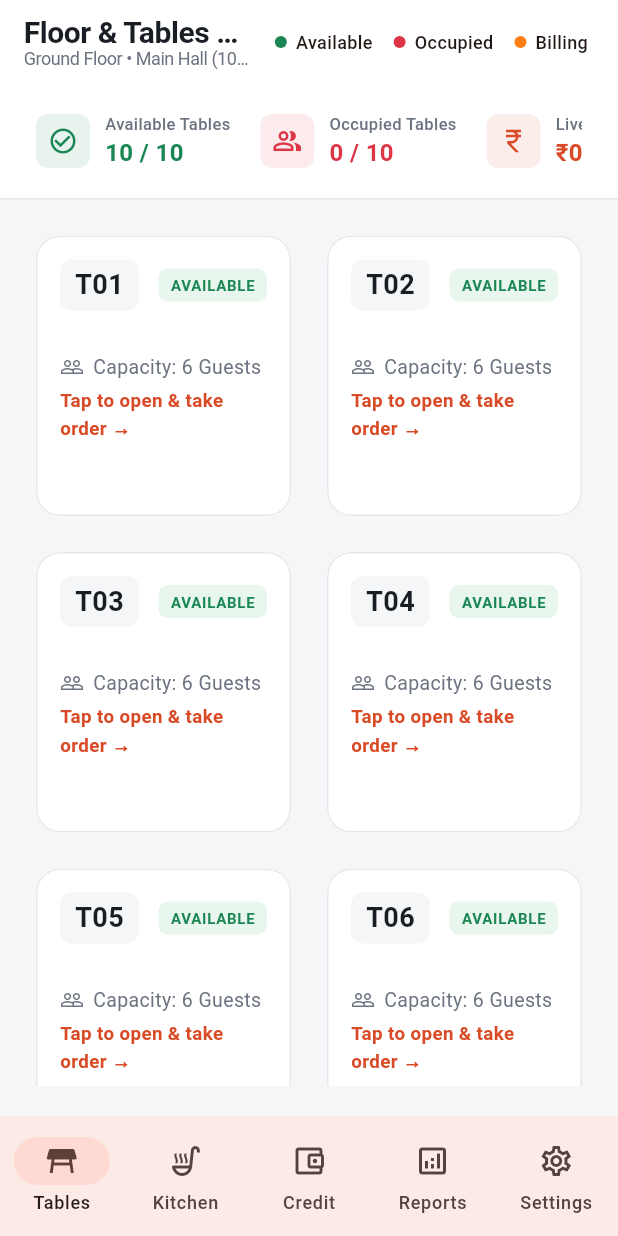
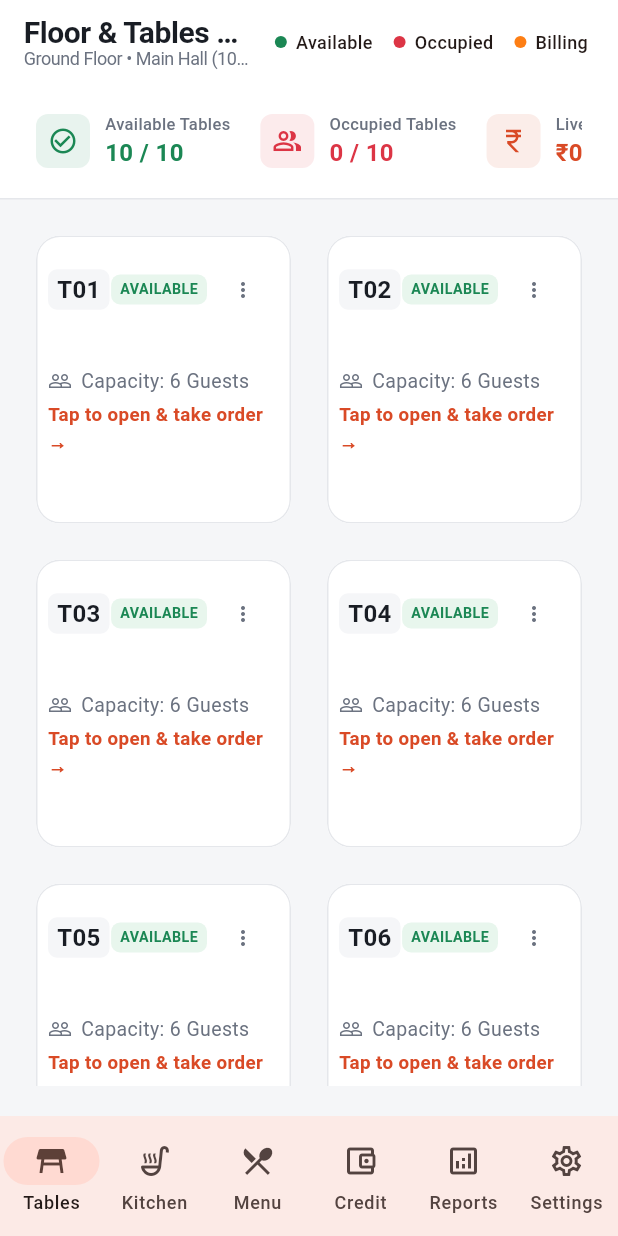
Before and after one commit to mehta-aman/mehta-restaurant, a Flutter app: the screen it shows after launch, on a phone screen of 412 x 824 dp. Run offline on Flutter 3.47's test engine with Material 3 defaults, Android fonts, the phone set to English and light mode, and no system bars; our stand-ins replace flutter_riverpod, pdf, printing.

Commit message:
feat: Dynamic menu management (add/edit/delete/stock toggle) and table lifecycle controls (turn on/off, force reset)

```diff
--- a/analysis_options.yaml
+++ b/analysis_options.yaml
@@ -15,6 +15,7 @@ analyzer:
     - android/**
     - ios/**
     - macos/**
+    - web/**
 
 linter:
   # The lint rules applied to this project can be customized in the
--- a/lib/features/tables/tables_screen.dart
+++ b/lib/features/tables/tables_screen.dart
@@ -84,7 +84,7 @@ class TablesScreen extends ConsumerWidget {
               child: GridView.builder(
                 gridDelegate: const SliverGridDelegateWithMaxCrossAxisExtent(
                   maxCrossAxisExtent: 280,
-                  mainAxisExtent: 195,
+                  mainAxisExtent: 200,
                   crossAxisSpacing: 16,
                   mainAxisSpacing: 16,
                 ),
@@ -144,6 +144,11 @@ class TablesScreen extends ConsumerWidget {
     Color statusBg;
     String statusText;
 
+    if (!table.isEnabled) {
+      statusColor = Colors.grey.shade700;
+      statusBg = Colors.grey.shade200;
+      statusText = 'DISABLED / OFF';
+    } else {
       switch (table.status) {
         case TableState.available:
           statusColor = AppColors.statusAvailable;
@@ -161,8 +166,9 @@ class TablesScreen extends ConsumerWidget {
           statusText = 'BILL PENDING';
           break;
       }
+    }
 
-    final isOccupied = table.status != TableState.available && order != null;
+    final isOccupied = table.isEnabled && table.status != TableState.available && order != null;
     final elapsedMinutes = table.openedAt != null
         ? DateTime.now().difference(table.openedAt!).inMinutes
         : 0;
@@ -174,15 +180,23 @@ class TablesScreen extends ConsumerWidget {
       shape: RoundedRectangleBorder(
         borderRadius: BorderRadius.circular(16),
         side: BorderSide(
-          color: isOccupied
+          color: !table.isEnabled
+              ? Colors.grey.shade400
+              : (isOccupied
                   ? (isLongSitting ? AppColors.accent : statusColor.withValues(alpha: 0.6))
-              : AppColors.border,
+                  : AppColors.border),
           width: isOccupied ? 1.5 : 1,
         ),
       ),
       child: InkWell(
         borderRadius: BorderRadius.circular(16),
         onTap: () {
+          if (!table.isEnabled) {
+            ScaffoldMessenger.of(context).showSnackBar(
+              SnackBar(content: Text('${table.tableNumber} is currently turned OFF. Turn it ON from the table menu.')),
+            );
+            return;
+          }
           Navigator.of(context).push(
             MaterialPageRoute(
               builder: (_) => OrderScreen(tableNumber: table.tableNumber),
@@ -190,61 +204,59 @@ class TablesScreen extends ConsumerWidget {
           );
         },
         child: Padding(
-          padding: const EdgeInsets.all(16),
+          padding: const EdgeInsets.symmetric(horizontal: 8, vertical: 12),
           child: Column(
             crossAxisAlignment: CrossAxisAlignment.start,
             mainAxisAlignment: MainAxisAlignment.spaceBetween,
             children: [
-              // Header: Table Number & Status Pill
+              // Header: Table Number & Status Pill & Context Menu
               Row(
                 mainAxisAlignment: MainAxisAlignment.spaceBetween,
                 children: [
                   Row(
+                    mainAxisSize: MainAxisSize.min,
                     children: [
                       Container(
-                        padding: const EdgeInsets.symmetric(horizontal: 10, vertical: 4),
+                        padding: const EdgeInsets.symmetric(horizontal: 6, vertical: 2),
                         decoration: BoxDecoration(
                           color: isOccupied ? AppColors.secondary : AppColors.background,
-                          borderRadius: BorderRadius.circular(8),
+                          borderRadius: BorderRadius.circular(6),
                         ),
                         child: Text(
                           table.tableNumber,
                           style: TextStyle(
-                            fontSize: 18,
+                            fontSize: 16,
                             fontWeight: FontWeight.bold,
                             color: isOccupied ? Colors.white : AppColors.textPrimary,
                           ),
                         ),
                       ),
                       if (isOccupied) ...[
-                        const SizedBox(width: 8),
+                        const SizedBox(width: 5),
                         Container(
-                          padding: const EdgeInsets.symmetric(horizontal: 6, vertical: 3),
+                          padding: const EdgeInsets.symmetric(horizontal: 5, vertical: 2),
                           decoration: BoxDecoration(
                             color: isLongSitting ? AppColors.accentLight : AppColors.background,
                             borderRadius: BorderRadius.circular(6),
                             border: Border.all(color: isLongSitting ? AppColors.accent : AppColors.border),
                           ),
-                          child: Row(
-                            children: [
-                              Icon(Icons.timer_outlined, size: 12, color: isLongSitting ? Colors.brown : AppColors.textSecondary),
-                              const SizedBox(width: 3),
-                              Text(
-                                '${elapsedMinutes}m',
+                          child: Text(
+                            '⏱ ${elapsedMinutes}m',
                             style: TextStyle(
-                                  fontSize: 11,
+                              fontSize: 10,
                               fontWeight: FontWeight.w600,
                               color: isLongSitting ? Colors.brown : AppColors.textSecondary,
                             ),
-                              ),
-                            ],
                           ),
                         ),
                       ],
                     ],
                   ),
+                  Row(
+                    mainAxisSize: MainAxisSize.min,
+                    children: [
                       Container(
-                    padding: const EdgeInsets.symmetric(horizontal: 8, vertical: 4),
+                        padding: const EdgeInsets.symmetric(horizontal: 6, vertical: 3),
                         decoration: BoxDecoration(
                           color: statusBg,
                           borderRadius: BorderRadius.circular(6),
@@ -254,10 +266,63 @@ class TablesScreen extends ConsumerWidget {
                           style: TextStyle(
                             color: statusColor,
                             fontWeight: FontWeight.bold,
-                        fontSize: 10,
-                        letterSpacing: 0.5,
+                            fontSize: 9.5,
+                            letterSpacing: 0.3,
                           ),
                         ),
+                      ),
+                      PopupMenuButton<String>(
+                        icon: const Icon(Icons.more_vert, size: 16, color: AppColors.textSecondary),
+                        padding: EdgeInsets.zero,
+                        constraints: const BoxConstraints(),
+                        splashRadius: 14,
+                        onSelected: (val) {
+                          if (val == 'toggle_enable') {
+                            ref.read(tablesProvider.notifier).toggleTableEnabled(table.tableNumber);
+                            ScaffoldMessenger.of(context).showSnackBar(
+                              SnackBar(
+                                content: Text('${table.tableNumber} is now ${table.isEnabled ? "DISABLED / OFF" : "ENABLED / ON"}'),
+                              ),
+                            );
+                          } else if (val == 'free_reset') {
+                            ref.read(tablesProvider.notifier).forceResetTable(table.tableNumber);
+                            ref.read(ordersProvider.notifier).removeOrder(table.tableNumber);
+                            ScaffoldMessenger.of(context).showSnackBar(
+                              SnackBar(
+                                content: Text('${table.tableNumber} has been freed and reset to Available!'),
+                                backgroundColor: AppColors.statusAvailable,
+                              ),
+                            );
+                          }
+                        },
+                        itemBuilder: (context) => [
+                          PopupMenuItem(
+                            value: 'free_reset',
+                            child: Row(
+                              children: const [
+                                Icon(Icons.refresh, size: 18, color: Colors.blue),
+                                SizedBox(width: 8),
+                                Text('Free / Reset Table'),
+                              ],
+                            ),
+                          ),
+                          PopupMenuItem(
+                            value: 'toggle_enable',
+                            child: Row(
+                              children: [
+                                Icon(
+                                  table.isEnabled ? Icons.block : Icons.check_circle_outline,
+                                  size: 18,
+                                  color: table.isEnabled ? Colors.red : Colors.green,
+                                ),
+                                const SizedBox(width: 8),
+                                Text(table.isEnabled ? 'Turn Table OFF' : 'Turn Table ON'),
+                              ],
+                            ),
+                          ),
+                        ],
+                      ),
+                    ],
                   ),
                 ],
               ),
--- a/lib/main.dart
+++ b/lib/main.dart
@@ -4,6 +4,7 @@ import 'core/theme.dart';
 import 'models/models.dart';
 import 'features/accounts/accounts_screen.dart';
 import 'features/kitchen/kitchen_screen.dart';
+import 'features/menu/menu_management_screen.dart';
 import 'features/reports/reports_screen.dart';
 import 'features/settings/settings_screen.dart';
 import 'features/tables/tables_screen.dart';
@@ -45,6 +46,7 @@ class _MainNavigationShellState extends ConsumerState<MainNavigationShell> {
   final List<Widget> _screens = const [
     TablesScreen(),
     KitchenScreen(),
+    MenuManagementScreen(),
     AccountsScreen(),
     ReportsScreen(),
     SettingsScreen(),
@@ -109,6 +111,11 @@ class _MainNavigationShellState extends ConsumerState<MainNavigationShell> {
                   label: const Text('Kitchen (KDS)'),
                 ),
                 const NavigationRailDestination(
+                  icon: Icon(Icons.restaurant_menu_outlined),
+                  selectedIcon: Icon(Icons.restaurant_menu),
+                  label: Text('Menu Editor'),
+                ),
+                const NavigationRailDestination(
                   icon: Icon(Icons.account_balance_wallet_outlined),
                   selectedIcon: Icon(Icons.account_balance_wallet),
                   label: Text('Credit Ledger'),
@@ -158,6 +165,11 @@ class _MainNavigationShellState extends ConsumerState<MainNavigationShell> {
             label: 'Kitchen',
           ),
           const NavigationDestination(
+            icon: Icon(Icons.restaurant_menu_outlined),
+            selectedIcon: Icon(Icons.restaurant_menu),
+            label: 'Menu',
+          ),
+          const NavigationDestination(
             icon: Icon(Icons.account_balance_wallet_outlined),
             selectedIcon: Icon(Icons.account_balance_wallet),
             label: 'Credit',
--- a/lib/models/models.dart
+++ b/lib/models/models.dart
@@ -11,6 +11,7 @@ class RestaurantTable {
   final String? activeOrderId;
   final int guestCount;
   final DateTime? openedAt;
+  final bool isEnabled;
 
   RestaurantTable({
     required this.id,
@@ -20,6 +21,7 @@ class RestaurantTable {
     this.activeOrderId,
     this.guestCount = 0,
     this.openedAt,
+    this.isEnabled = true,
   });
 
   RestaurantTable copyWith({
@@ -27,6 +29,7 @@ class RestaurantTable {
     String? activeOrderId,
     int? guestCount,
     DateTime? openedAt,
+    bool? isEnabled,
   }) {
     return RestaurantTable(
       id: id,
@@ -36,6 +39,7 @@ class RestaurantTable {
       activeOrderId: activeOrderId ?? this.activeOrderId,
       guestCount: guestCount ?? this.guestCount,
       openedAt: openedAt ?? this.openedAt,
+      isEnabled: isEnabled ?? this.isEnabled,
     );
   }
 }
```
Also changed, not shown: lib/features/menu/menu_management_screen.dart (added, +429 -0 lines), lib/providers/restaurant_provider.dart (+73 -3 lines), 8 other files. Lines whose indentation alone changed are shown as unchanged.
